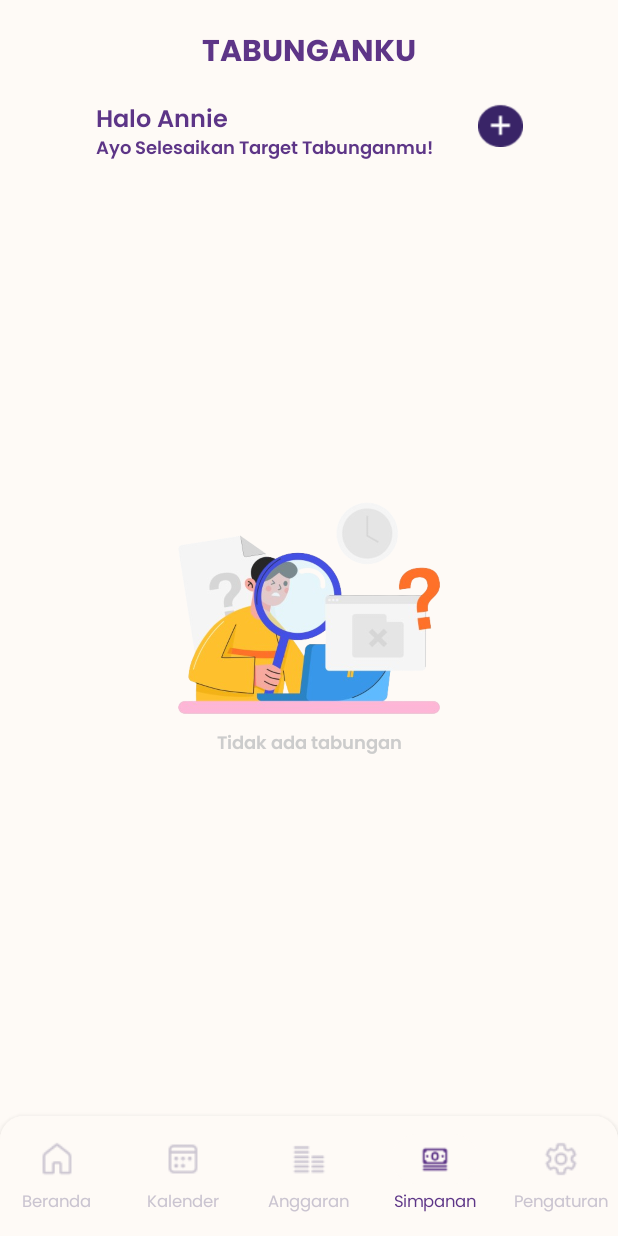
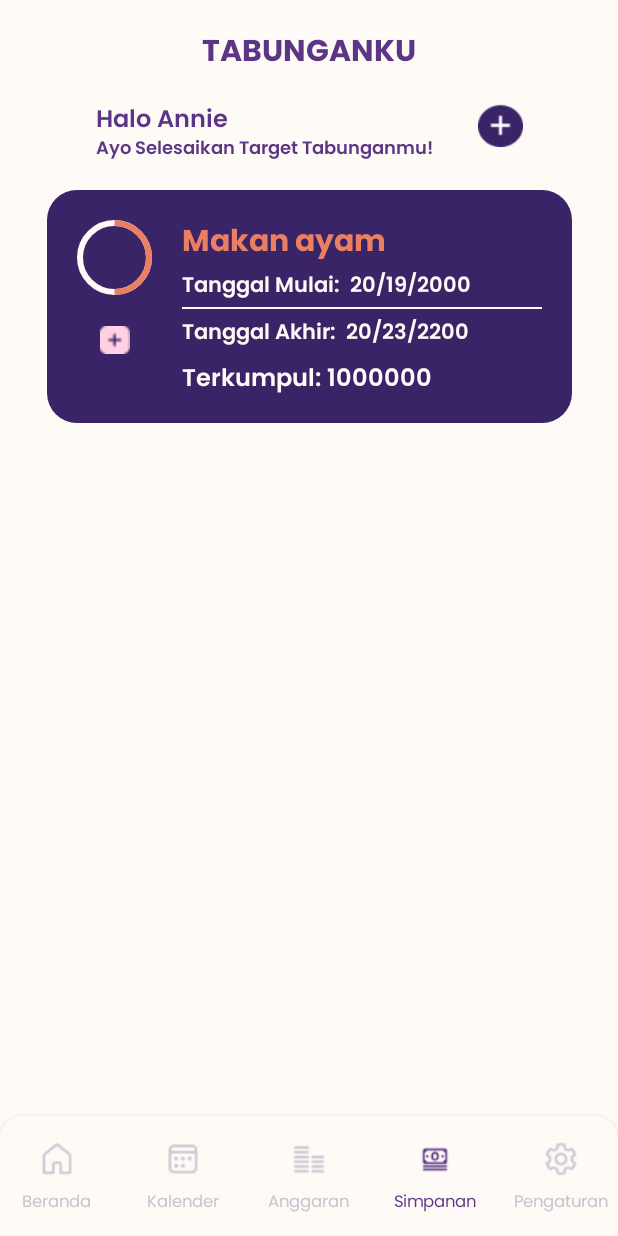
Before and after one commit to indradprasetya/SavvySwatantra, an Android app built with Jetpack Compose: the screen it shows after launch (MainActivity), item 4 of the bottom bar chosen, on a phone screen of 412 x 824 dp. Run offline under Robolectric (Android 15) with nearby library versions, the phone set to English and light mode, and no system bars.

Commit message:
Fix Simpanan

```diff
--- a/app/src/main/java/com/example/savvyswantatra/Simpanan.kt
+++ b/app/src/main/java/com/example/savvyswantatra/Simpanan.kt
@@ -1,5 +1,6 @@
 package com.example.savvyswantatra
 
+import android.widget.ProgressBar
 import android.widget.Toast
 import androidx.compose.foundation.BorderStroke
 import androidx.compose.foundation.Image
@@ -21,11 +22,13 @@ import androidx.compose.foundation.lazy.items
 import androidx.compose.foundation.shape.RoundedCornerShape
 import androidx.compose.foundation.text.KeyboardActions
 import androidx.compose.foundation.text.KeyboardOptions
+import androidx.compose.material.CircularProgressIndicator
 import androidx.compose.material3.Button
 import androidx.compose.material3.ButtonDefaults
 import androidx.compose.material3.DatePicker
 import androidx.compose.material3.DisplayMode
 import androidx.compose.material3.ExperimentalMaterial3Api
+import androidx.compose.material3.LinearProgressIndicator
 import androidx.compose.material3.OutlinedTextField
 import androidx.compose.material3.Snackbar
 import androidx.compose.material3.Text
@@ -59,6 +62,7 @@ import com.example.savvyswantatra.component.AnggaranData
 import com.example.savvyswantatra.component.BankList
 import com.example.savvyswantatra.component.Simpanan
 import com.example.savvyswantatra.component.SimpananData
+import com.example.savvyswantatra.component.simpananCard
 import com.example.savvyswantatra.component.typeOption
 import com.example.savvyswantatra.navigation.Screen
 import com.example.savvyswantatra.ui.theme.GraySavvy1
@@ -110,6 +114,7 @@ fun SimpananScreen(navController: NavController) {
                     }
                     ))
         }
+        Spacer(modifier = Modifier.height(20.dp))
         LazyColumn(
             modifier = Modifier.fillMaxHeight(),
             verticalArrangement = Arrangement.spacedBy(16.dp)
@@ -140,12 +145,16 @@ fun SimpananScreen(navController: NavController) {
                 items(SimpananData.simpananList) { simpanan ->
                     val total = simpanan.total.toString()
                     val nominal = simpanan.nominal.toString()
-                    Column {
-                        Text(text = total)
-                        Text(text = simpanan.tujuan)
-                        Text(text = simpanan.tanggalmulai)
-                        Text(text = simpanan.tanggalakhir)
-                    }
+                    simpananCard(
+                        simpanan.type,
+                        simpanan.tujuan,
+                        simpanan.tanggalmulai,
+                        simpanan.tanggalakhir,
+                        simpanan.terkumpul,
+                        nominal,
+                        total,
+                        navController
+                    )
                 }
             }
         }
@@ -464,6 +473,7 @@ fun tambahSimpanan(navController: NavController) {
                                     tanggalmulai = kalenderState1,
                                     tanggalakhir = kalenderState2,
                                     nominal = nominal,
+                                    terkumpul = 0,
                                     imageResources = imageResId
                                 )
                             )
--- a/app/src/main/java/com/example/savvyswantatra/component/Component.kt
+++ b/app/src/main/java/com/example/savvyswantatra/component/Component.kt
@@ -34,6 +34,8 @@ import androidx.compose.foundation.pager.HorizontalPager
 import androidx.compose.foundation.pager.rememberPagerState
 import androidx.compose.foundation.shape.CircleShape
 import androidx.compose.foundation.shape.RoundedCornerShape
+import androidx.compose.material.CircularProgressIndicator
+import androidx.compose.material.Divider
 import androidx.compose.material.icons.Icons
 import androidx.compose.material.icons.filled.AddCircle
 import androidx.compose.material.icons.filled.DateRange
@@ -46,12 +48,16 @@ import androidx.compose.material3.CardDefaults
 import androidx.compose.material3.Checkbox
 import androidx.compose.material3.Icon
 import androidx.compose.material3.IconButton
+import androidx.compose.material3.LinearProgressIndicator
 import androidx.compose.material3.Surface
 import androidx.compose.material3.Text
 import androidx.compose.runtime.Composable
 import androidx.compose.runtime.MutableState
+import androidx.compose.runtime.getValue
 import androidx.compose.runtime.mutableStateOf
 import androidx.compose.runtime.remember
+import androidx.compose.runtime.rememberCoroutineScope
+import androidx.compose.runtime.setValue
 import androidx.compose.ui.Alignment
 import androidx.compose.ui.Modifier
 import androidx.compose.ui.draw.clip
@@ -75,7 +81,10 @@ import com.example.savvyswantatra.ui.theme.PurpleSavvy1
 import com.example.savvyswantatra.ui.theme.PurpleSavvy2
 import com.example.savvyswantatra.ui.theme.Typography
 import com.example.savvyswantatra.ui.theme.WhiteSavvy
+import kotlinx.coroutines.delay
+import kotlinx.coroutines.launch
 import java.text.NumberFormat
+
 
 @Composable
 fun MainCard(navController: NavController) {
@@ -115,7 +124,7 @@ fun MainCard(navController: NavController) {
                         .padding(top = 10.dp)
                         .padding(start = 15.dp),
                 ) {
-                    IconButton(onClick ={
+                    IconButton(onClick = {
                         navController.navigate(Screen.anggaran.route)
                     }) {
                         Icon(
@@ -159,7 +168,11 @@ fun MainCard(navController: NavController) {
                     }
                 } else {
                     items(AnggaranData.anggaranList) { anggaran ->
-                        SubSaldo(imageResource = anggaran.imageResources, keterangan = anggaran.nama, jumlah_saldo = anggaran.jumlah)
+                        SubSaldo(
+                            imageResource = anggaran.imageResources,
+                            keterangan = anggaran.nama,
+                            jumlah_saldo = anggaran.jumlah
+                        )
                     }
                 }
             }
@@ -167,6 +180,7 @@ fun MainCard(navController: NavController) {
         }
     }
 }
+
 @Composable
 fun Transaksi() {
     Row(
@@ -199,25 +213,25 @@ fun Transaksi() {
     }
     KatalogTransaksi(
         imageResource = R.drawable.makan,
-        keterangan ="Makan Warteg" ,
+        keterangan = "Makan Warteg",
         waktu = "07.20",
-        kategori = "Uang Tunai" ,
+        kategori = "Uang Tunai",
         jumlah_saldo = 10.000,
         warna = Color.Red
     )
     KatalogTransaksi(
         imageResource = R.drawable.income,
-        keterangan ="THR dari sepuh Indra" ,
+        keterangan = "THR dari sepuh Indra",
         waktu = "09.20",
-        kategori = "Bank BCA" ,
+        kategori = "Bank BCA",
         jumlah_saldo = 18.000,
         warna = Color(0xff039F00)
     )
     KatalogTransaksi(
         imageResource = R.drawable.makan,
-        keterangan ="Makan Mie" ,
+        keterangan = "Makan Mie",
         waktu = "09.20",
-        kategori = "Uang Tunai" ,
+        kategori = "Uang Tunai",
         jumlah_saldo = 12.000,
         warna = Color.Red
     )
@@ -227,8 +241,8 @@ fun Transaksi() {
 fun KatalogTransaksi(
     imageResource: Int,
     keterangan: String,
-    waktu:String,
-    kategori:String,
+    waktu: String,
+    kategori: String,
     jumlah_saldo: Double,
     warna: Color
 ) {
@@ -274,21 +288,22 @@ fun KatalogTransaksi(
         Column(
             modifier = Modifier.padding(top = 15.dp, bottom = 15.dp)
         ) {
-            Text(text = kategori, style = Typography.bodySmall    , color = PurpleSavvy1)
+            Text(text = kategori, style = Typography.bodySmall, color = PurpleSavvy1)
             val formatter = NumberFormat.getNumberInstance()
             val nominalFormatted = formatter.format(jumlah_saldo)
-            Text(text =  "Rp.$nominalFormatted", style = Typography.bodyMedium, color = warna)
+            Text(text = "Rp.$nominalFormatted", style = Typography.bodyMedium, color = warna)
         }
     }
 
 }
+
 @Composable
 fun SubSaldo(
     imageResource: Int,
     keterangan: String,
     jumlah_saldo: Double
-){
-    Row(verticalAlignment = Alignment.CenterVertically,) {
+) {
+    Row(verticalAlignment = Alignment.CenterVertically) {
         val image: Painter = painterResource(id = imageResource)
         Image(
             painter = image,
@@ -304,7 +319,7 @@ fun SubSaldo(
         Text(text = keterangan, style = Typography.bodySmall, color = WhiteSavvy)
         val formatter = NumberFormat.getNumberInstance()
         val nominalFormatted = formatter.format(jumlah_saldo)
-        Text(text = "Rp.$nominalFormatted",style = Typography.bodyMedium,color = WhiteSavvy)
+        Text(text = "Rp.$nominalFormatted", style = Typography.bodyMedium, color = WhiteSavvy)
     }
 }
 
@@ -315,7 +330,7 @@ fun TampilAnggaran(
     jumlah_saldo: String,
     batas_anggaran: Double,
     navController: NavController
-){
+) {
     val progress = remember { mutableStateOf(0.5f) }
     Column {
         Row(
@@ -332,10 +347,12 @@ fun TampilAnggaran(
                     .height(100.dp)
                     .clickable { navController.navigate(Screen.anggaran.route) }, // Set the height of the card to 141.dp
                 colors = CardDefaults.cardColors(containerColor = PinkSavvy)
-            ){
+            ) {
                 Column {
-                    Row(verticalAlignment = Alignment.CenterVertically,
-                        modifier = Modifier.padding(12.dp)) { // Menambahkan Row untuk menampilkan Image dan Column bersamaan
+                    Row(
+                        verticalAlignment = Alignment.CenterVertically,
+                        modifier = Modifier.padding(12.dp)
+                    ) { // Menambahkan Row untuk menampilkan Image dan Column bersamaan
                         val image: Painter = painterResource(id = imageResource)
                         Image(
                             painter = image,
@@ -347,13 +364,28 @@ fun TampilAnggaran(
                         )
                         Spacer(modifier = Modifier.width(8.dp))
                         Column {
-                            Text(text = keterangan, style = Typography.bodyMedium, color = PurpleSavvy1)
+                            Text(
+                                text = keterangan,
+                                style = Typography.bodyMedium,
+                                color = PurpleSavvy1
+                            )
                             Row {
                                 val formatter = NumberFormat.getNumberInstance()
-                                val nominalFormatted = formatter.format(jumlah_saldo.toDoubleOrNull() ?: 0.0)
+                                val nominalFormatted =
+                                    formatter.format(jumlah_saldo.toDoubleOrNull() ?: 0.0)
                                 val nominalFormatted1 = formatter.format(batas_anggaran)
-                                Text(text = "Rp.$nominalFormatted / ", style = Typography.bodyMedium, color = PurpleSavvy1, fontWeight = FontWeight.Normal)
-                                Text(text = "Rp.$nominalFormatted1 ", style = Typography.bodyMedium, color = PurpleSavvy1, fontWeight = FontWeight.Normal)
+                                Text(
+                                    text = "Rp.$nominalFormatted / ",
+                                    style = Typography.bodyMedium,
+                                    color = PurpleSavvy1,
+                                    fontWeight = FontWeight.Normal
+                                )
+                                Text(
+                                    text = "Rp.$nominalFormatted1 ",
+                                    style = Typography.bodyMedium,
+                                    color = PurpleSavvy1,
+                                    fontWeight = FontWeight.Normal
+                                )
                             }
                         }
                     }
@@ -369,7 +401,11 @@ fun TampilAnggaran(
                                 .height(8.dp)
                                 .clip(RoundedCornerShape(4.dp)) // Clip the Box with rounded corners
                                 .background(Color.White)
-                                .border(1.dp, Color.Transparent, RoundedCornerShape(4.dp)), // Add a border with rounded corners
+                                .border(
+                                    1.dp,
+                                    Color.Transparent,
+                                    RoundedCornerShape(4.dp)
+                                ), // Add a border with rounded corners
                             contentAlignment = Alignment.CenterStart
                         ) {
                             Box(
@@ -390,7 +426,13 @@ fun TampilAnggaran(
 
 
 @Composable
-fun Anggaran_card(imageResources: Int, label:String, nominal:Double,onDelete: () -> Unit, onCardClick: () -> Unit) {
+fun Anggaran_card(
+    imageResources: Int,
+    label: String,
+    nominal: Double,
+    onDelete: () -> Unit,
+    onCardClick: () -> Unit
+) {
     val openDialog = remember { mutableStateOf(false) }
 
     if (openDialog.value) {
@@ -427,7 +469,7 @@ fun Anggaran_card(imageResources: Int, label:String, nominal:Double,onDelete: ()
                 .width(320.dp) // Set the width of the card to 318.dp
                 .height(110.dp), // Set the height of the card to 141.dp
             colors = CardDefaults.cardColors(containerColor = PurpleSavvy1)
-        ){
+        ) {
             Column(
                 modifier = Modifier
                     .padding(start = 20.dp)
@@ -461,7 +503,7 @@ fun Anggaran_card(imageResources: Int, label:String, nominal:Double,onDelete: ()
                         verticalAlignment = Alignment.CenterVertically
                     ) {
                         Image(
-                            painterResource(id = imageResources) ,
+                            painterResource(id = imageResources),
                             contentDescription = "",
                             modifier = Modifier
                                 .requiredSize(40.dp)
@@ -485,9 +527,10 @@ fun Anggaran_card(imageResources: Int, label:String, nominal:Double,onDelete: ()
         }
     }
 }
+
 @OptIn(ExperimentalFoundationApi::class, ExperimentalLayoutApi::class)
 @Composable
-fun BankList(selectedImage: MutableState<Int>, padding:Int){
+fun BankList(selectedImage: MutableState<Int>, padding: Int) {
     val pagerState = rememberPagerState(pageCount = { bankList.size })
 
     HorizontalPager(state = pagerState) { page ->
@@ -524,7 +567,6 @@ fun BankList(selectedImage: MutableState<Int>, padding:Int){
         }
     }
 }
-
 
 @Composable
 fun Detail_kategori_card(
@@ -605,13 +647,28 @@ fun Detail_kategori_card(
                         }
                         Spacer(modifier = Modifier.width(8.dp))
                         Column {
-                            Text(text = keterangan, style = Typography.displayMedium, color = WhiteSavvy)
+                            Text(
+                                text = keterangan,
+                                style = Typography.displayMedium,
+                                color = WhiteSavvy
+                            )
                             Row {
                                 val formatter = NumberFormat.getNumberInstance()
-                                val nominalFormatted = formatter.format(jumlah_saldo.toDoubleOrNull() ?: 0.0)
+                                val nominalFormatted =
+                                    formatter.format(jumlah_saldo.toDoubleOrNull() ?: 0.0)
                                 val nominalFormatted1 = formatter.format(batas_anggaran)
-                                Text(text = "Rp.$nominalFormatted / ", style = Typography.bodyMedium, color = WhiteSavvy, fontWeight = FontWeight.Normal)
-                                Text(text = "Rp.$nominalFormatted1 ", style = Typography.bodyMedium, color = WhiteSavvy, fontWeight = FontWeight.Normal)
+                                Text(
+                                    text = "Rp.$nominalFormatted / ",
+                                    style = Typography.bodyMedium,
+                                    color = WhiteSavvy,
+                                    fontWeight = FontWeight.Normal
+                                )
+                                Text(
+                                    text = "Rp.$nominalFormatted1 ",
+                                    style = Typography.bodyMedium,
+                                    color = WhiteSavvy,
+                                    fontWeight = FontWeight.Normal
+                                )
                             }
                         }
                         Spacer(modifier = Modifier.width(10.dp))
@@ -619,7 +676,7 @@ fun Detail_kategori_card(
                             modifier = Modifier.fillMaxWidth(),
                             contentAlignment = Alignment.CenterEnd
                         ) {
-                            IconButton(onClick = { openDialog.value = true}) {
+                            IconButton(onClick = { openDialog.value = true }) {
                                 Icon(
                                     Icons.Default.Delete,
                                     contentDescription = null,
@@ -641,7 +698,12 @@ fun Detail_kategori_card(
                                 tint = OrangeSavvy
                             )
                         }
-                        Text(text = "Tambah Transaksi", style = Typography.bodyMedium, color = WhiteSavvy, modifier = Modifier.offset(x = (-8).dp))
+                        Text(
+                            text = "Tambah Transaksi",
+                            style = Typography.bodyMedium,
+                            color = WhiteSavvy,
+                            modifier = Modifier.offset(x = (-8).dp)
+                        )
                     }
                     Box(
                         modifier = Modifier
@@ -655,7 +717,11 @@ fun Detail_kategori_card(
                                 .height(12.dp)
                                 .clip(RoundedCornerShape(8.dp)) // Clip the Box with rounded corners
                                 .background(Color.White)
-                                .border(1.dp, Color.Transparent, RoundedCornerShape(4.dp)), // Add a border with rounded corners
+                                .border(
+                                    1.dp,
+                                    Color.Transparent,
+                                    RoundedCornerShape(4.dp)
+                                ), // Add a border with rounded corners
                             contentAlignment = Alignment.CenterStart
                         ) {
                             Box(
@@ -674,6 +740,76 @@ fun Detail_kategori_card(
 }
 
 @Composable
-fun simpananCard() {
-    Text(text = "Kosong")
+fun simpananCard(
+    type: Int,
+    tujuan: String,
+    tanggalmulai: String,
+    tanggalakhir: String,
+    terkumpul : Int,
+    nominal: String,
+    total: String,
+    navController: NavController
+) {
+    val percent = (terkumpul.toDouble() / total.toDouble())
+    Card(
+        shape = RoundedCornerShape(20.dp),
+        modifier = Modifier
+            .width(350.dp) // Set the width of the card to 318.dp
+            .height(155.dp), // Set the height of the card to 141.dp
+        colors = CardDefaults.cardColors(containerColor = PurpleSavvy1)
+    ) {
+        Row(modifier = Modifier.padding(20.dp)) {
+            Column(
+                verticalArrangement = Arrangement.Center,
+                horizontalAlignment = Alignment.CenterHorizontally
+            ) {
+                CircularProgressIndicator(
+                    progress = percent.toFloat(),
+                    backgroundColor = WhiteSavvy,
+                    color = OrangeSavvy,
+                    modifier = Modifier.size(50.dp))
+                Spacer(modifier = Modifier.height(20.dp))
+                Image(painter = painterResource(id = R.drawable.pluspink),
+                    contentDescription = "linkedin",
+                    modifier = Modifier
+                        .size(20.dp)
+                        .clickable(onClick = {
+                        }
+                        ))
+            }
+
+            Spacer(modifier = Modifier.width(20.dp))
+            Column() {
+                val harimulai = tanggalmulai.take(2)
+                val bulanmulai = tanggalmulai.substring(2, 4)
+                val tahunmulai = tanggalmulai.takeLast(4)
+                val hariakhir = tanggalakhir.take(2)
+                val bulanakhir = tanggalakhir.substring(2, 4)
+                val tahunakhir = tanggalakhir.takeLast(4)
+                Text(text = tujuan, color = OrangeSavvy)
+                Spacer(modifier = Modifier.height(5.dp))
+                Text(
+                    text = "Tanggal Mulai:  " + harimulai + "/" + bulanmulai + "/" + tahunmulai,
+                    color = WhiteSavvy,
+                    style = Typography.displaySmall
+                )
+                Divider(
+                    thickness = 1.dp,
+                    color = WhiteSavvy,
+                    modifier = Modifier.padding(top = 5.dp, bottom = 5.dp)
+                )
+                Text(
+                    text = "Tanggal Akhir:  " + hariakhir + "/" + bulanakhir + "/" + tahunakhir,
+                    color = WhiteSavvy,
+                    style = Typography.displaySmall
+                )
+                Spacer(modifier = Modifier.height(10.dp))
+                Text(
+                    text = "Terkumpul: " + terkumpul.toString(),
+                    color = WhiteSavvy,
+                    style = Typography.displayMedium
+                )
+            }
+        }
+    }
 }
--- a/app/src/main/java/com/example/savvyswantatra/component/Data.kt
+++ b/app/src/main/java/com/example/savvyswantatra/component/Data.kt
@@ -17,13 +17,21 @@ object Image {
     )
 
 }
+
 //Anggaran
 data class Anggaran(val nama: String, val jumlah: Double, val imageResources: Int)
 object AnggaranData {
     val anggaranList = mutableStateListOf<Anggaran>()
 }
-data class KategoriAnggaran(val id: Int, val nama: String, val imageResources: Int, val batas_anggaran: Double?)
-object KategoriAnggaranData{
+
+data class KategoriAnggaran(
+    val id: Int,
+    val nama: String,
+    val imageResources: Int,
+    val batas_anggaran: Double?
+)
+
+object KategoriAnggaranData {
     val kategoriList = mutableListOf(
         KategoriAnggaran(
             id = 1,
@@ -46,23 +54,32 @@ object KategoriAnggaranData{
         KategoriAnggaran(
             id = 4,
             nama = "Travel",
-           imageResources = R.drawable.travel,
+            imageResources = R.drawable.travel,
             batas_anggaran = null
         ),
     )
 }
+
 val months = listOf(
     "Januari",
-    "Februari", "Maret"
-    , "April", "Mei"
-    , "Juni", "Juli"
-    , "Agustus"
-    , "September", "Oktober"
-    , "November", "Desember"
+    "Februari",
+    "Maret",
+    "April",
+    "Mei",
+    "Juni",
+    "Juli",
+    "Agustus",
+    "September",
+    "Oktober",
+    "November",
+    "Desember"
 )
 
 val typeOption = listOf(
     "Harian", "Mingguan", "Bulanan"
+)
+val typeOpt = listOf(
+    "Hari", "Minggu", "Bulan"
 )
 
 data class Transaksi(
@@ -70,12 +87,34 @@ data class Transaksi(
     val jumlah: Double,
     val tanggal: String
 )
-object TransaksiData{
+
+object TransaksiData {
     val transaksiList = mutableStateListOf<Transaksi>()
 }
 
 //Simpanan
-data class Simpanan(val type: Int, val total: Int, val tujuan: String, val tanggalmulai: String, val tanggalakhir:String, val nominal: Int, val imageResources: Int)
+data class Simpanan(
+    val type: Int,
+    val total: Int,
+    val tujuan: String,
+    val tanggalmulai: String,
+    val tanggalakhir: String,
+    val nominal: Int,
+    val imageResources: Int,
+    val terkumpul : Int
+)
+
 object SimpananData {
-    val simpananList = mutableStateListOf<Simpanan>()
+    val simpananList = mutableListOf(
+        Simpanan(
+            type = 0,
+            total = 2000000,
+            tujuan = "Makan ayam",
+            tanggalmulai = "20192000",
+            tanggalakhir = "20232200",
+            nominal = 5000,
+            imageResources = 2,
+            terkumpul = 1000000
+    )
+    )
 }
```
Also changed, not shown: app/src/main/res/drawable/pluspink.png (added).
